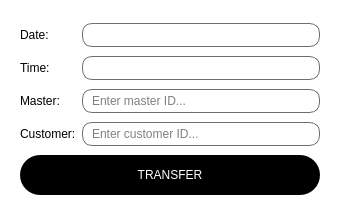
Before: the Qt Designer form quesfortime.ui in natalyatesluk/courseWork, drawn with Qt 5.
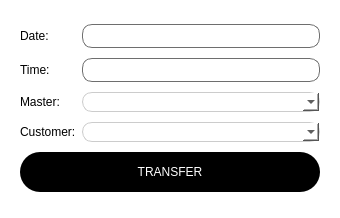
After: the same form once the commit is applied. Icons and pictures are not drawn.

Diff of the .ui file:
```diff
--- a/quesfortime.ui
+++ b/quesfortime.ui
@@ -18,7 +18,13 @@
     <normaloff>:/build-course-Desktop_Qt_6_5_3_MinGW_64_bit-Debug/icons/iconka.ico</normaloff>:/build-course-Desktop_Qt_6_5_3_MinGW_64_bit-Debug/icons/iconka.ico</iconset>
   </property>
   <property name="styleSheet">
-   <string notr="true">QWidget
+   <string notr="true">QComboBox {
+    border: 1px solid #ccc;
+    border-radius: 10px; /* Регулює заокруглення кутів */
+    padding: 1px 18px 1px 3px; /* Регулює відступи внутрішніх елементів */
+    min-width: 6em;
+	font: 9pt &quot;Candara&quot;;
+}QWidget
 {
 background-color: rgb(255, 255, 255);
 color: rgb(0, 0, 0);
@@ -127,13 +133,6 @@
          </property>
         </widget>
        </item>
-       <item row="3" column="1">
-        <widget class="QLineEdit" name="masterLE">
-         <property name="placeholderText">
-          <string>Enter master ID...</string>
-         </property>
-        </widget>
-       </item>
        <item row="1" column="0">
         <widget class="QLabel" name="timeLb">
          <property name="text">
@@ -161,13 +160,6 @@
          </property>
         </widget>
        </item>
-       <item row="4" column="1">
-        <widget class="QLineEdit" name="customerLE">
-         <property name="placeholderText">
-          <string>Enter customer ID...</string>
-         </property>
-        </widget>
-       </item>
        <item row="5" column="0" colspan="2">
         <widget class="QPushButton" name="transferPb">
          <property name="text">
@@ -175,6 +167,12 @@
          </property>
         </widget>
        </item>
+       <item row="3" column="1">
+        <widget class="QComboBox" name="mastersCb"/>
+       </item>
+       <item row="4" column="1">
+        <widget class="QComboBox" name="customersCb"/>
+       </item>
       </layout>
      </widget>
     </widget>
```
Left out of the diff: 2 changed lines with no effect on the pictures.
